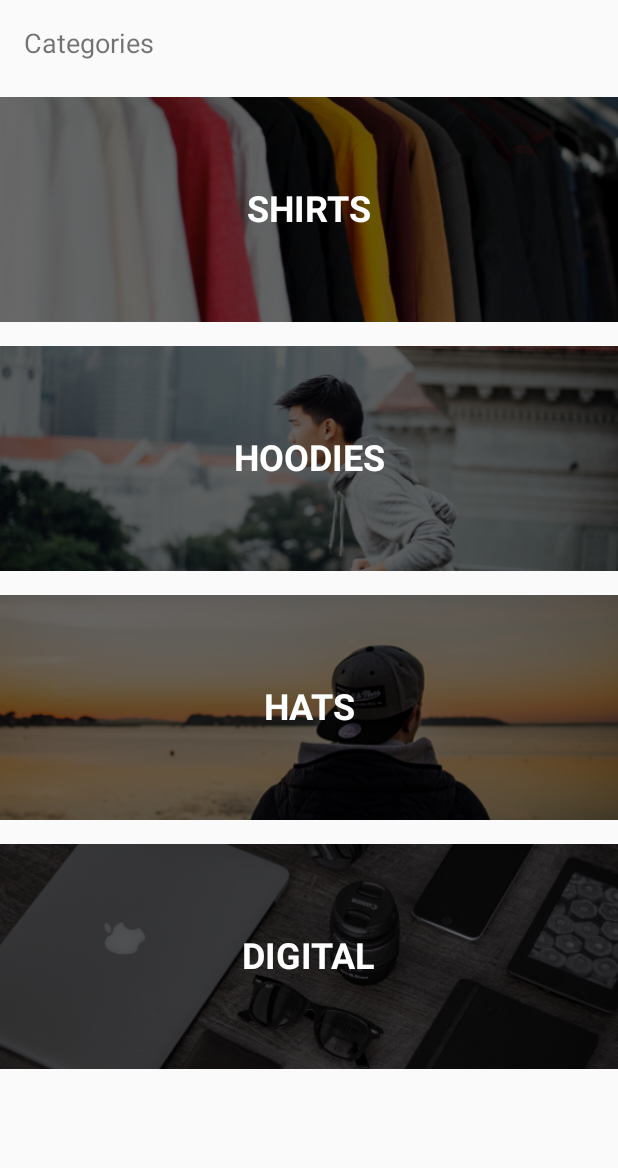
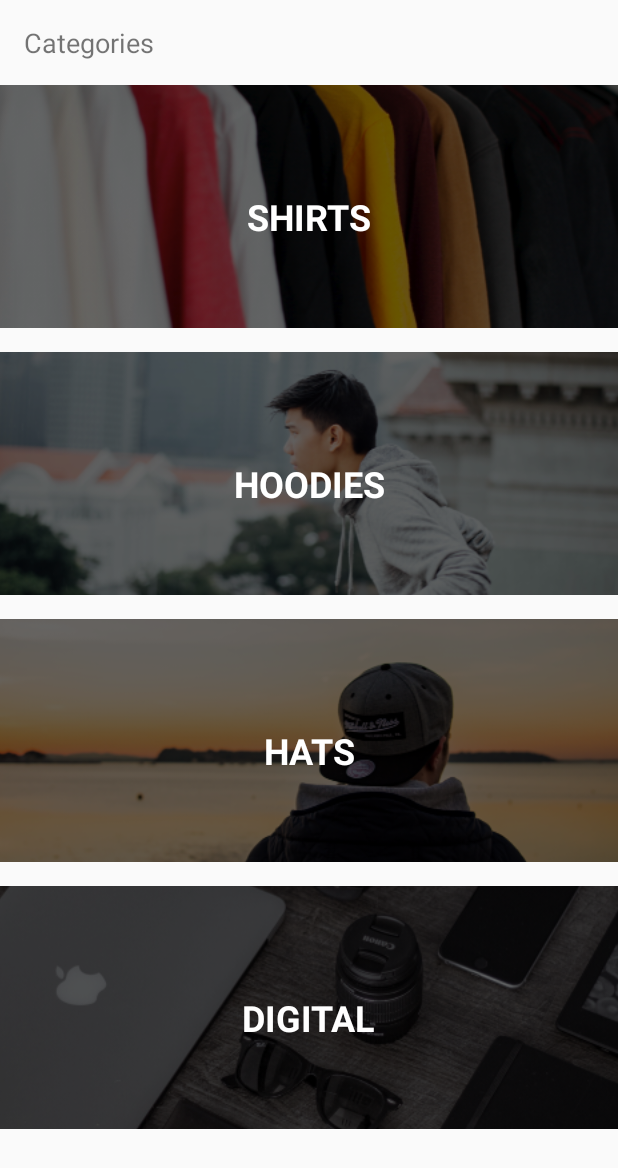
Before and after one commit to nabighanadeem/CoderSwag, an Android app: the screen it shows after launch (MainActivity), on a phone screen of 412 x 824 dp. Shown: the top 1168 px of the screen. Run offline under Robolectric (Android 15) with nearby library versions, the phone set to English and light mode, and no system bars.

Commit message:
refactored for recycler view adapter

```diff
--- a/app/build.gradle
+++ b/app/build.gradle
@@ -30,6 +30,7 @@ dependencies {
     implementation 'androidx.core:core-ktx:1.3.2'
     implementation 'androidx.appcompat:appcompat:1.2.0'
     implementation 'androidx.constraintlayout:constraintlayout:2.0.4'
+    implementation 'androidx.recyclerview:recyclerview:1.1.0'
     testImplementation 'junit:junit:4.12'
     androidTestImplementation 'androidx.test.ext:junit:1.1.2'
     androidTestImplementation 'androidx.test.espresso:espresso-core:3.3.0'
--- a/app/src/main/java/Adapters/CategoryAdapter.kt
+++ b/app/src/main/java/Adapters/CategoryAdapter.kt
@@ -10,9 +10,7 @@ import android.widget.ImageView
 import android.widget.TextView
 import com.nabigha.coderswag.R
 
-class CategoryAdapter(context:Context, categories:List<Category>) : BaseAdapter() {
-    val context = context
-    val categories = categories
+class CategoryAdapter(val context: Context, val categories: List<Category>) : BaseAdapter() {
 
     override fun getView(position: Int, convertView: View?, parent: ViewGroup?): View {
         val categoryView :View
--- /dev/null
+++ b/app/src/main/java/Adapters/CategoryRecyclerAdapter.kt
@@ -0,0 +1,38 @@
+package Adapters
+
+import Model.Category
+import android.content.Context
+import android.view.LayoutInflater
+import android.view.View
+import android.view.ViewGroup
+import android.widget.ImageView
+import android.widget.TextView
+import androidx.recyclerview.widget.RecyclerView
+import com.nabigha.coderswag.R
+
+class CategoryRecyclerAdapter(val context: Context, val categories: List<Category>)  : RecyclerView.Adapter<CategoryRecyclerAdapter.Holder>() {
+
+    override fun onCreateViewHolder(parent: ViewGroup, viewType: Int): Holder {
+        val view  = LayoutInflater.from(context).inflate(R.layout.category_list_item,null)
+        return Holder(view)
+    }
+
+    override fun getItemCount(): Int {
+        return categories.count()
+    }
+
+    override fun onBindViewHolder(holder: Holder, position: Int) {
+       holder.bindCategory(categories[position] ,context)
+    }
+
+    inner class Holder(itemView: View?) : RecyclerView.ViewHolder(itemView!!) {
+        val categoryImage = itemView?.findViewById<ImageView>(R.id.categoryimage)
+        val categoryName  = itemView?.findViewById<TextView>(R.id.categoryname)
+
+        fun bindCategory(category:Category , context :Context){
+            val resourceId = context.resources.getIdentifier(category.image , "drawable" , context.packageName)
+            categoryImage?.setImageResource(resourceId)
+            categoryName?.text = category.title
+        }
+    }
+}
--- a/app/src/main/java/Controller/MainActivity.kt
+++ b/app/src/main/java/Controller/MainActivity.kt
@@ -1,21 +1,30 @@
 package Controller
 
 import Adapters.CategoryAdapter
+import Adapters.CategoryRecyclerAdapter
 import Model.Category
 import Services.DataService
 import androidx.appcompat.app.AppCompatActivity
 import android.os.Bundle
 import android.widget.ArrayAdapter
+import android.widget.LinearLayout
+import androidx.recyclerview.widget.LinearLayoutManager
 import com.nabigha.coderswag.R
 import kotlinx.android.synthetic.main.activity_main.*
 
 class MainActivity : AppCompatActivity() {
-    lateinit var adapter : CategoryAdapter
+
+    lateinit var adapter : CategoryRecyclerAdapter
+
     override fun onCreate(savedInstanceState: Bundle?) {
         super.onCreate(savedInstanceState)
         setContentView(R.layout.activity_main)
 
-        adapter = CategoryAdapter(this, DataService.categories)
+        adapter = CategoryRecyclerAdapter(this, DataService.categories)
         categoryListView.adapter =adapter
+
+        val layoutManager = LinearLayoutManager(this)
+        categoryListView.layoutManager =layoutManager
+        categoryListView.setHasFixedSize(true)
     }
 }
--- a/app/src/main/res/layout/activity_main.xml
+++ b/app/src/main/res/layout/activity_main.xml
@@ -18,7 +18,7 @@
         app:layout_constraintStart_toStartOf="parent"
         app:layout_constraintTop_toTopOf="parent" />
 
-    <ListView
+    <androidx.recyclerview.widget.RecyclerView
         android:id="@+id/categoryListView"
         android:layout_width="0dp"
         android:layout_height="0dp"
--- a/app/src/main/res/layout/category_list_item.xml
+++ b/app/src/main/res/layout/category_list_item.xml
@@ -4,14 +4,14 @@
     xmlns:app="http://schemas.android.com/apk/res-auto"
     xmlns:tools="http://schemas.android.com/tools"
     android:layout_width="match_parent"
-    android:layout_height="150dp">
+    android:layout_height="166dp">
 
     <ImageView
         android:id="@+id/categoryimage"
-        android:layout_width="0dp"
-        android:layout_height="150dp"
-        android:layout_marginTop="8dp"
-        android:layout_marginBottom="8dp"
+        android:layout_width="512dp"
+        android:layout_height="162dp"
+        android:layout_marginBottom="16dp"
+        android:contentDescription="@string/hat"
         android:scaleType="centerCrop"
         app:layout_constraintBottom_toBottomOf="parent"
         app:layout_constraintEnd_toEndOf="parent"
@@ -37,6 +37,5 @@
         app:layout_constraintBottom_toBottomOf="parent"
         app:layout_constraintEnd_toEndOf="parent"
         app:layout_constraintStart_toStartOf="parent"
-        app:layout_constraintTop_toTopOf="parent"
-        tools:targetApi="HATS" />
+        app:layout_constraintTop_toTopOf="parent" />
 </androidx.constraintlayout.widget.ConstraintLayout>
--- a/app/src/main/res/values/strings.xml
+++ b/app/src/main/res/values/strings.xml
@@ -1,4 +1,5 @@
 <resources>
     <string name="app_name">CoderSwag</string>
     <string name="categories">Categories</string>
+    <string name="hat">TODO</string>
 </resources>
```
Also changed, not shown: app/src/main/res/drawable-hdpi/hatimage.png (deleted).
